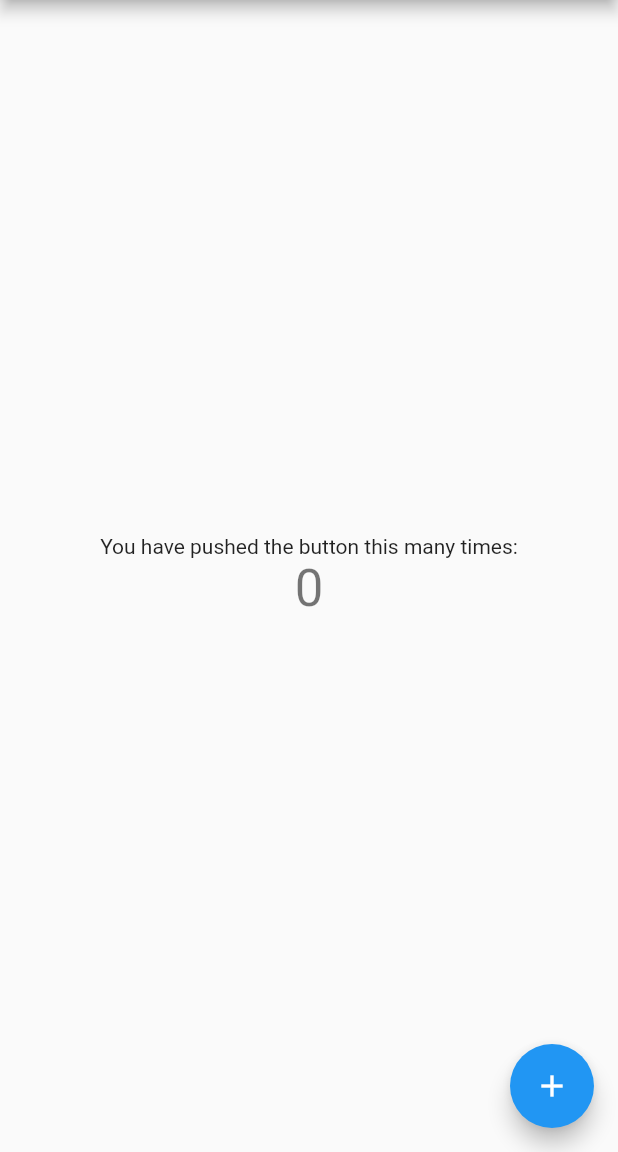
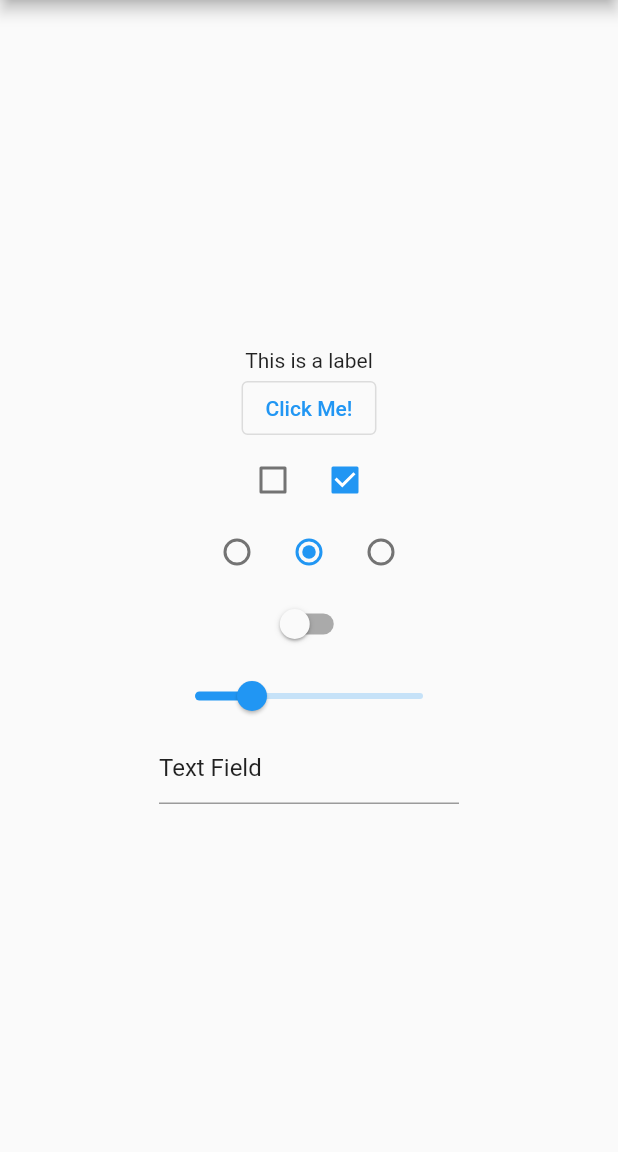
Before and after one commit to robert-ancell/flutter_a11y_test_app, a Flutter app: the screen it shows after launch, on a phone screen of 412 x 824 dp, the part 84-1236 px from its top. Run offline on Flutter 3.47's test engine with Material 2 defaults, Android fonts, the phone set to English and light mode, and no system bars.

Commit message:
Update widgets

```diff
--- a/lib/main.dart
+++ b/lib/main.dart
@@ -13,103 +13,58 @@ class MyApp extends StatelessWidget {
     return MaterialApp(
       title: 'Flutter Demo',
       theme: ThemeData(
-        // This is the theme of your application.
-        //
-        // Try running your application with "flutter run". You'll see the
-        // application has a blue toolbar. Then, without quitting the app, try
-        // changing the primarySwatch below to Colors.green and then invoke
-        // "hot reload" (press "r" in the console where you ran "flutter run",
-        // or simply save your changes to "hot reload" in a Flutter IDE).
-        // Notice that the counter didn't reset back to zero; the application
-        // is not restarted.
         primarySwatch: Colors.blue,
       ),
-      home: const MyHomePage(title: 'Flutter Demo Home Page'),
+      home: MyHomePage(),
     );
   }
 }
 
-class MyHomePage extends StatefulWidget {
-  const MyHomePage({Key? key, required this.title}) : super(key: key);
-
-  // This widget is the home page of your application. It is stateful, meaning
-  // that it has a State object (defined below) that contains fields that affect
-  // how it looks.
-
-  // This class is the configuration for the state. It holds the values (in this
-  // case the title) provided by the parent (in this case the App widget) and
-  // used by the build method of the State. Fields in a Widget subclass are
-  // always marked "final".
-
-  final String title;
-
-  @override
-  State<MyHomePage> createState() => _MyHomePageState();
-}
-
-class _MyHomePageState extends State<MyHomePage> {
-  int _counter = 0;
-
-  void _incrementCounter() {
-    setState(() {
-      // This call to setState tells the Flutter framework that something has
-      // changed in this State, which causes it to rerun the build method below
-      // so that the display can reflect the updated values. If we changed
-      // _counter without calling setState(), then the build method would not be
-      // called again, and so nothing would appear to happen.
-      _counter++;
-    });
-  }
+class MyHomePage extends StatelessWidget {
+  final controller = TextEditingController(text: 'Text Field');
+  MyHomePage({Key? key}) : super(key: key);
 
   @override
   Widget build(BuildContext context) {
-    // This method is rerun every time setState is called, for instance as done
-    // by the _incrementCounter method above.
-    //
-    // The Flutter framework has been optimized to make rerunning build methods
-    // fast, so that you can just rebuild anything that needs updating rather
-    // than having to individually change instances of widgets.
     return Scaffold(
       appBar: AppBar(
-        // Here we take the value from the MyHomePage object that was created by
-        // the App.build method, and use it to set our appbar title.
-        title: Text(widget.title),
+        title: Text('Flutter Demo Home Page'),
       ),
       body: Center(
-        // Center is a layout widget. It takes a single child and positions it
-        // in the middle of the parent.
         child: Column(
-          // Column is also a layout widget. It takes a list of children and
-          // arranges them vertically. By default, it sizes itself to fit its
-          // children horizontally, and tries to be as tall as its parent.
-          //
-          // Invoke "debug painting" (press "p" in the console, choose the
-          // "Toggle Debug Paint" action from the Flutter Inspector in Android
-          // Studio, or the "Toggle Debug Paint" command in Visual Studio Code)
-          // to see the wireframe for each widget.
-          //
-          // Column has various properties to control how it sizes itself and
-          // how it positions its children. Here we use mainAxisAlignment to
-          // center the children vertically; the main axis here is the vertical
-          // axis because Columns are vertical (the cross axis would be
-          // horizontal).
           mainAxisAlignment: MainAxisAlignment.center,
           children: <Widget>[
-            const Text(
-              'You have pushed the button this many times:',
+            Text(
+              'This is a label',
             ),
-            Text(
-              '$_counter',
-              style: Theme.of(context).textTheme.headline4,
+            OutlinedButton(child: Text('Click Me!'), onPressed: () {}),
+            Row(
+              mainAxisAlignment: MainAxisAlignment.center,
+              children: <Widget>[
+                Checkbox(value: false, onChanged: (bool? value) {}),
+                Checkbox(value: true, onChanged: (bool? value) {}),
+              ],
+            ),
+            Row(
+              mainAxisAlignment: MainAxisAlignment.center,
+              children: <Widget>[
+                Radio<int>(value: 0, groupValue: 1, onChanged: (int? value) {}),
+                Radio<int>(value: 1, groupValue: 1, onChanged: (int? value) {}),
+                Radio<int>(value: 2, groupValue: 1, onChanged: (int? value) {}),
+              ],
+            ),
+            Switch(value: false, onChanged: (bool? value) {}),
+            SizedBox(
+              width: 200,
+              child: Slider(value: 0.25, onChanged: (double value) {}),
+            ),
+            SizedBox(
+              width: 200,
+              child: TextField(controller: controller),
             ),
           ],
         ),
       ),
-      floatingActionButton: FloatingActionButton(
-        onPressed: _incrementCounter,
-        tooltip: 'Increment',
-        child: const Icon(Icons.add),
-      ), // This trailing comma makes auto-formatting nicer for build methods.
     );
   }
 }
```
